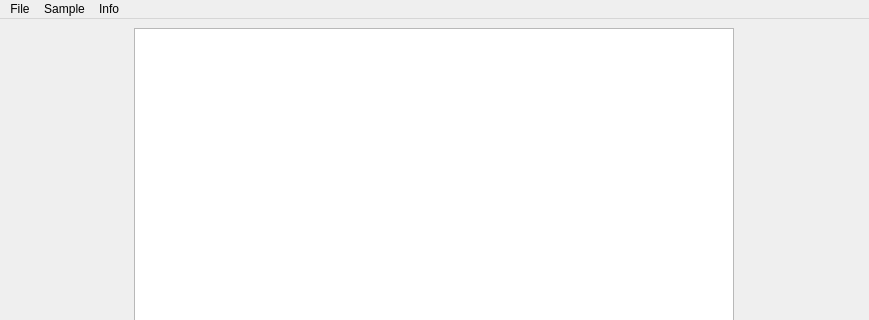
First picture: the form in Resources/UI/main_window_interface.ui, repository Qarkarich/digital_audio_workstation_demo_QT, before the edit; both pictures show x 0 to 869 and y 0 to 320 of the 869 by 624 pixel window.
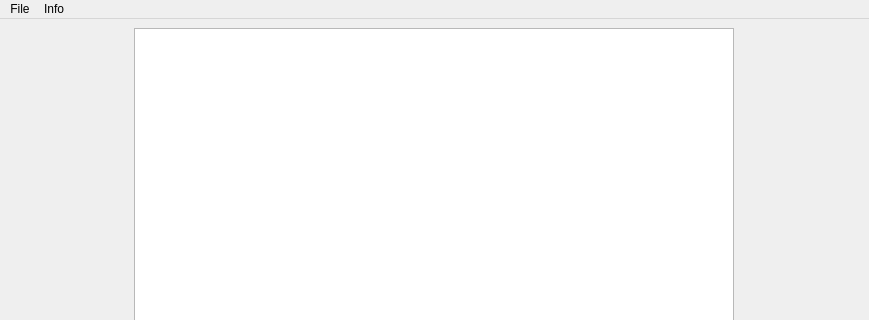
Second picture: the form after the edit.

The edit to the form file:
```diff
--- a/Resources/UI/main_window_interface.ui
+++ b/Resources/UI/main_window_interface.ui
@@ -75,13 +75,6 @@
     <addaction name="actionSave"/>
     <addaction name="actionOpen_file"/>
    </widget>
-   <widget class="QMenu" name="menuSample">
-    <property name="title">
-     <string>Sample</string>
-    </property>
-    <addaction name="actionCreate_sample"/>
-    <addaction name="actionOpen_sample"/>
-   </widget>
    <widget class="QMenu" name="menuInfo">
     <property name="title">
      <string>Info</string>
@@ -89,7 +82,6 @@
     <addaction name="actionApp_information"/>
    </widget>
    <addaction name="menuFile"/>
-   <addaction name="menuSample"/>
    <addaction name="menuInfo"/>
   </widget>
   <action name="actionSample">
```
Left out of the diff: 6 changed lines with no effect on the pictures.
